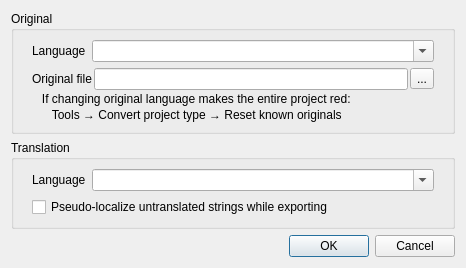
Above: UTranslator/FmProjectSettings.ui from Mercury13/utranslator before the change. Below: the same form after it.
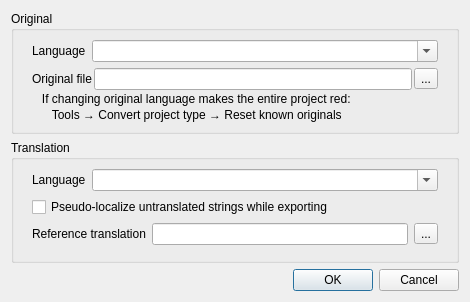
That is the form after the change.

Commit message: :) Reference translation

The edit to the form file:
```diff
--- a/UTranslator/FmProjectSettings.ui
+++ b/UTranslator/FmProjectSettings.ui
@@ -6,8 +6,8 @@
    <rect>
     <x>0</x>
     <y>0</y>
-    <width>466</width>
-    <height>250</height>
+    <width>470</width>
+    <height>286</height>
    </rect>
   </property>
   <property name="windowTitle">
@@ -116,6 +116,9 @@
         <property name="rightMargin">
          <number>9</number>
         </property>
+        <property name="bottomMargin">
+         <number>6</number>
+        </property>
         <item>
          <layout class="QHBoxLayout" name="horizontalLayout_2" stretch="0,1">
           <item>
@@ -141,6 +144,44 @@
           </property>
          </widget>
         </item>
+        <item>
+         <widget class="QWidget" name="wiReference" native="true">
+          <layout class="QHBoxLayout" name="horizontalLayout">
+           <property name="leftMargin">
+            <number>0</number>
+           </property>
+           <property name="topMargin">
+            <number>0</number>
+           </property>
+           <property name="rightMargin">
+            <number>0</number>
+           </property>
+           <property name="bottomMargin">
+            <number>0</number>
+           </property>
+           <item>
+            <widget class="QLabel" name="lbReference">
+             <property name="text">
+              <string>Reference translation</string>
+             </property>
+            </widget>
+           </item>
+           <item>
+            <widget class="QLineEdit" name="edReference"/>
+           </item>
+           <item>
+            <widget class="QToolButton" name="btBrowseReference">
+             <property name="focusPolicy">
+              <enum>Qt::NoFocus</enum>
+             </property>
+             <property name="text">
+              <string>...</string>
+             </property>
+            </widget>
+           </item>
+          </layout>
+         </widget>
+        </item>
        </layout>
       </item>
      </layout>
```
Left out of the diff: 2 changed lines with no effect on the pictures. The commit also changes 2 other files.
